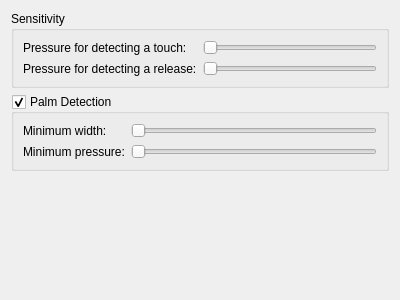
The window that sensitivity.ui (KDE/plasma-desktop) describes before a commit, drawn with Qt 5.
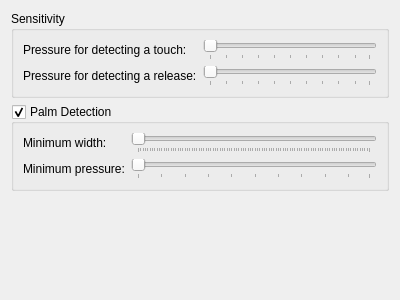
The same window after the commit.

Commit message: Add ticks to sliders

Diff of the .ui file:
```diff
--- a/sensitivity.ui
+++ b/sensitivity.ui
@@ -42,6 +42,9 @@
         <property name="orientation">
          <enum>Qt::Horizontal</enum>
         </property>
+        <property name="tickPosition">
+         <enum>QSlider::TicksBelow</enum>
+        </property>
        </widget>
       </item>
       <item row="2" column="1">
@@ -49,6 +52,9 @@
         <property name="orientation">
          <enum>Qt::Horizontal</enum>
         </property>
+        <property name="tickPosition">
+         <enum>QSlider::TicksBelow</enum>
+        </property>
        </widget>
       </item>
      </layout>
@@ -88,6 +94,9 @@
         <property name="orientation">
          <enum>Qt::Horizontal</enum>
         </property>
+        <property name="tickPosition">
+         <enum>QSlider::TicksBelow</enum>
+        </property>
        </widget>
       </item>
       <item row="1" column="1">
@@ -95,6 +104,9 @@
         <property name="orientation">
          <enum>Qt::Horizontal</enum>
         </property>
+        <property name="tickPosition">
+         <enum>QSlider::TicksBelow</enum>
+        </property>
        </widget>
       </item>
      </layout>
```
The commit also changes 1 other file.
